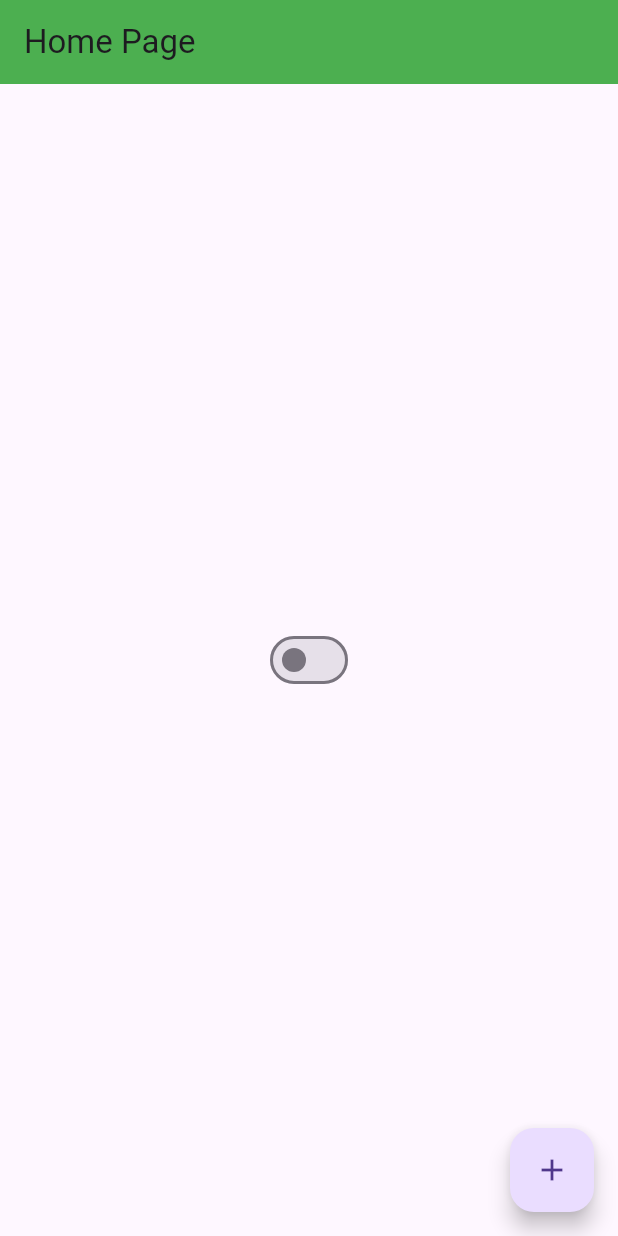
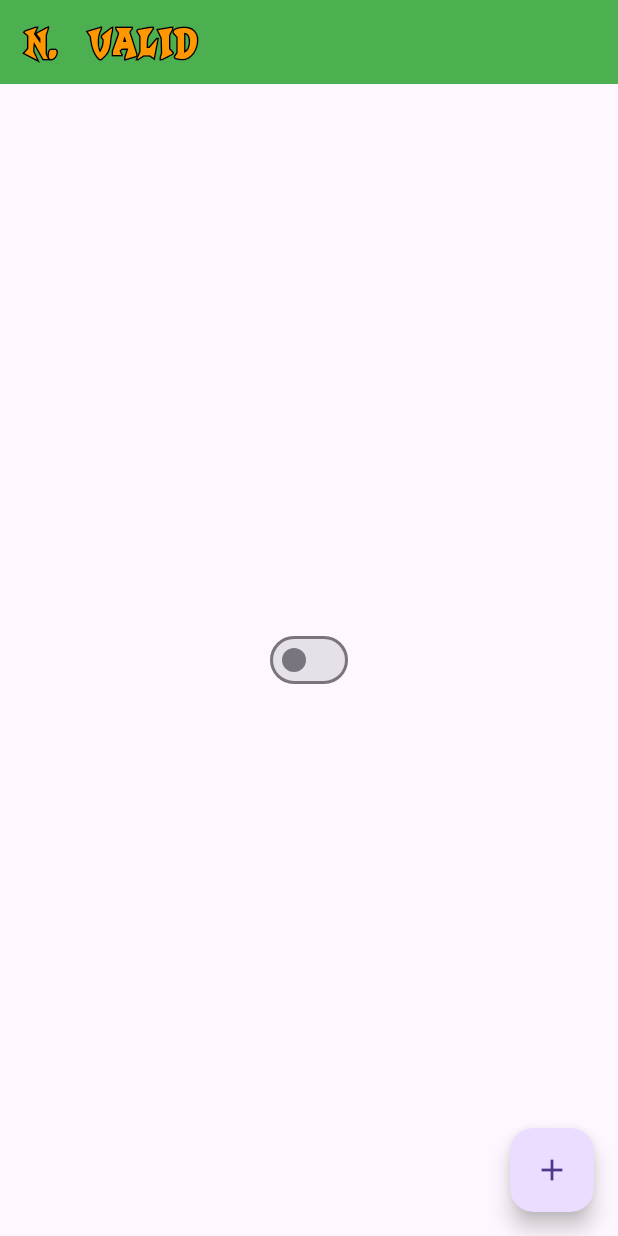
Before and after one commit to Dl4nor/n_valid, a Flutter app: the screen it shows after launch, on a phone screen of 412 x 824 dp. Run offline on Flutter 3.47's test engine with Material 3 defaults, Android fonts, the phone set to English and light mode, and no system bars.

Commit message:
Add TextWithBorder Class && crash-a-like font

```diff
--- a/lib/home_page.dart
+++ b/lib/home_page.dart
@@ -1,4 +1,3 @@
-
 import 'package:flutter/material.dart';
 
 import 'app_controller.dart';
@@ -18,17 +17,12 @@ class HomePageState extends State<HomePage>{
   Widget build(BuildContext context) {
     return Scaffold(
       appBar: AppBar(
-        title: const Text('Home Page'),
+        title: const TextWithBorder(text: 'N. Valid', font: 'crash-a-like', size: 40, color: Colors.orange),
         backgroundColor: Colors.green,
       ),
 
       body: Center(
-        child: Switch(
-          value: AppController.instance.isDarkTheme,
-          onChanged: (value) {
-            AppController.instance.changeTheme();
-          },
-        ),
+        child: CustomSwitch()
       ),
 
       floatingActionButton: FloatingActionButton(
@@ -44,3 +38,55 @@ class HomePageState extends State<HomePage>{
   }
 
 }
+
+class CustomSwitch extends StatelessWidget {
+
+  @override
+  Widget build(BuildContext context) {
+    return Switch(
+            value: AppController.instance.isDarkTheme,
+            onChanged: (value) {
+              AppController.instance.changeTheme();
+            },
+           );
+  }
+}
+
+class TextWithBorder extends StatelessWidget {
+
+  final String text;
+  final String font;
+  final double size;
+  final Color color;
+  final Color borderColor;
+
+  const TextWithBorder({super.key, required this.text,
+                                   this.font = '',
+                                   required this.size,
+                                   this.color = Colors.black,
+                                   this.borderColor = Colors.black});
+
+  @override
+  Widget build(BuildContext context) {
+    return Stack(children: [
+                  Text(text,
+                        style: TextStyle(
+                                fontFamily: font,
+                                fontSize: size,
+                                foreground: Paint()
+                                  ..style = PaintingStyle.stroke
+                                  ..strokeWidth = 2 // Tamanho da borda
+                                  ..color = borderColor, // Cor da borda
+                                )
+                  ),
+                  Text(text,
+                        style: TextStyle(
+                                  fontFamily: font,
+                                  fontSize: size,
+                                  color: color
+                                ),
+                  )
+                ]
+    );
+  }
+}
```
Also changed, not shown: pubspec.yaml (+14 -11 lines), fonts/crash-a-like.ttf (added), 1 other file.
